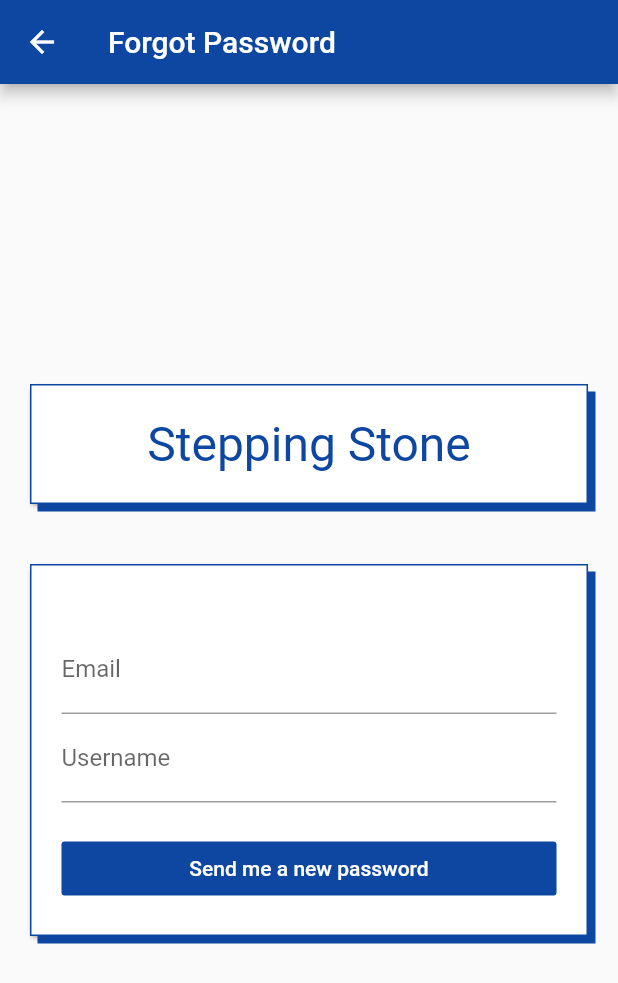
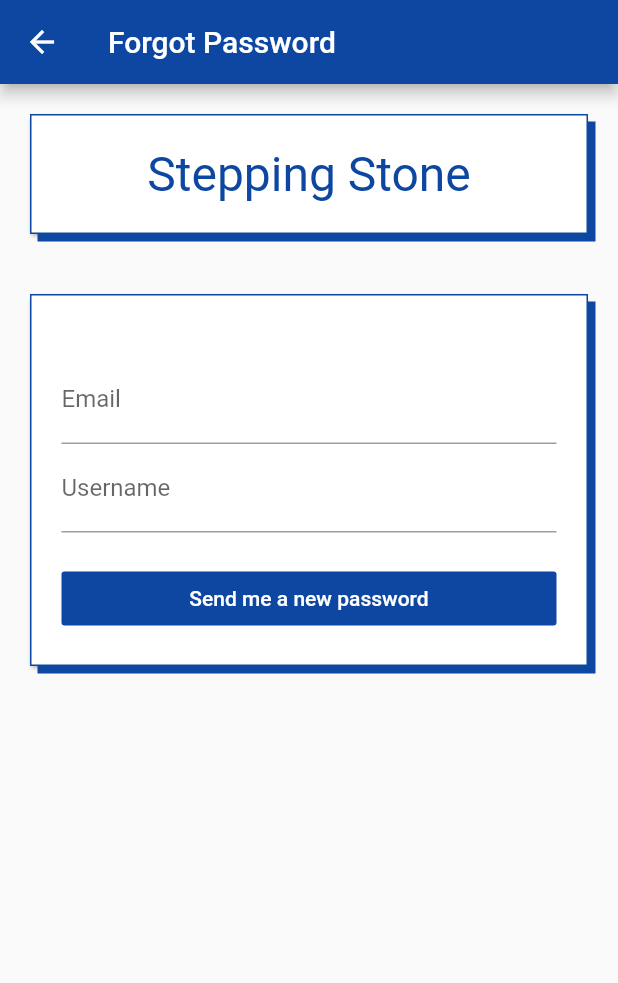
Before and after one commit to mbarbas11/stepping-stone-flutter, a Flutter app: the LoginPage screen opened directly, after a tap on "Forgot Password?", on a phone screen of 412 x 824 dp. Shown: the top 983 px of the screen. Run offline on Flutter 3.47's test engine with Material 2 defaults, Android fonts, the phone set to English and light mode, and no system bars; our stand-ins replace email_validator.

Commit message:
Add files via upload

```diff
--- a/lib/pages/forgotpass.dart
+++ b/lib/pages/forgotpass.dart
@@ -13,7 +13,7 @@ class ForgotPassPage extends StatelessWidget {
       appBar: AppBar(
         title: Text("Forgot Password"),
       ),
-      body: Container(
+      body: SingleChildScrollView(
         child: Column(
           mainAxisAlignment: MainAxisAlignment.center,
           children: <Widget>[
--- a/lib/pages/login.dart
+++ b/lib/pages/login.dart
@@ -36,7 +36,7 @@ class _LoginPageState extends State<LoginPage>{
       appBar: AppBar(
         title: Text("Log In"),
       ),
-      body: Container(
+      body: SingleChildScrollView(
         child: Column(
           mainAxisAlignment: MainAxisAlignment.center,
           children: <Widget>[
--- a/lib/pages/signup.dart
+++ b/lib/pages/signup.dart
@@ -23,7 +23,7 @@ class _SignupPage extends State<SignupPage>{
       appBar: AppBar(
         title: Text("Sign Up"),
       ),
-      body: Container(
+      body: SingleChildScrollView(
         child: Column(
           mainAxisAlignment: MainAxisAlignment.center,
           children: <Widget>[
@@ -88,9 +88,9 @@ class _SignupPage extends State<SignupPage>{
                 ),
               )
             )
-            ),
-          ],
           ),
+        ],
+      ),
       )
     );
   }
```
